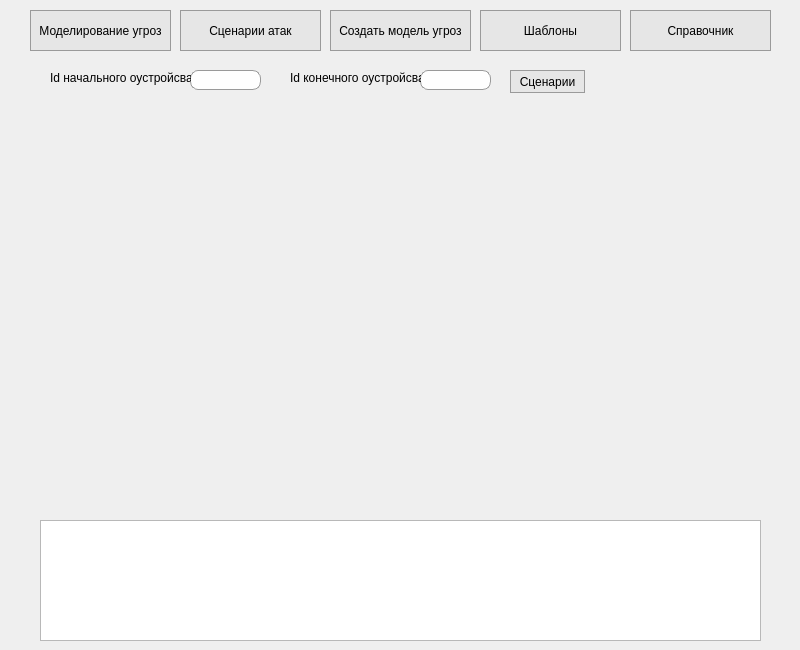
TartarugZ/ThreatModel, file py_ui/EngineerWindow.ui: the form before one commit.
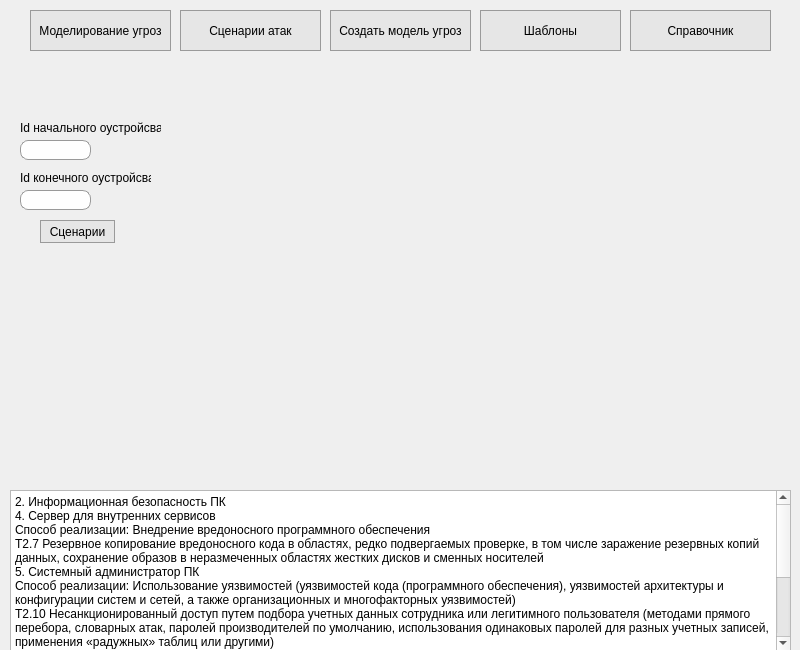
The form after the commit. The open tabs and pages were chosen to show the change.

What changed in the file:
```diff
--- a/py_ui/EngineerWindow.ui
+++ b/py_ui/EngineerWindow.ui
@@ -131,7 +131,7 @@
     <property name="geometry">
      <rect>
       <x>0</x>
-      <y>60</y>
+      <y>70</y>
       <width>801</width>
       <height>601</height>
      </rect>
@@ -564,8 +564,8 @@
      <widget class="QLineEdit" name="first_le">
       <property name="geometry">
        <rect>
-        <x>190</x>
-        <y>10</y>
+        <x>20</x>
+        <y>70</y>
         <width>71</width>
         <height>20</height>
        </rect>
@@ -577,8 +577,8 @@
      <widget class="QLineEdit" name="second_le">
       <property name="geometry">
        <rect>
-        <x>420</x>
-        <y>10</y>
+        <x>20</x>
+        <y>120</y>
         <width>71</width>
         <height>20</height>
        </rect>
@@ -587,8 +587,8 @@
      <widget class="QLabel" name="label">
       <property name="geometry">
        <rect>
-        <x>50</x>
-        <y>10</y>
+        <x>20</x>
+        <y>50</y>
         <width>141</width>
         <height>16</height>
        </rect>
@@ -600,8 +600,8 @@
      <widget class="QLabel" name="label_9">
       <property name="geometry">
        <rect>
-        <x>290</x>
-        <y>10</y>
+        <x>20</x>
+        <y>100</y>
         <width>131</width>
         <height>16</height>
        </rect>
@@ -613,21 +613,35 @@
      <widget class="QPlainTextEdit" name="plainTextEdit">
       <property name="geometry">
        <rect>
-        <x>40</x>
-        <y>460</y>
-        <width>721</width>
-        <height>121</height>
+        <x>10</x>
+        <y>420</y>
+        <width>781</width>
+        <height>161</height>
        </rect>
       </property>
       <property name="readOnly">
        <bool>true</bool>
       </property>
+      <property name="plainText">
+       <string>2. Информационная безопасность ПК
+4. Сервер для внутренних сервисов
+Способ реализации: Внедрение вредоносного программного обеспечения
+Т2.7 Резервное копирование вредоносного кода в областях, редко подвергаемых проверке, в том числе заражение резервных копий данных, сохранение образов в неразмеченных областях жестких дисков и сменных носителей
+5. Системный администратор ПК
+Способ реализации: Использование уязвимостей (уязвимостей кода (программного обеспечения), уязвимостей архитектуры и конфигурации систем и сетей, а также организационных и многофакторных уязвимостей)
+Т2.10 Несанкционированный доступ путем подбора учетных данных сотрудника или легитимного пользователя (методами прямого перебора, словарных атак, паролей производителей по умолчанию, использования одинаковых паролей для разных учетных записей, применения «радужных» таблиц или другими)
+7. Сервер для обслуживания клиентов
+Способ реализации: Установка программных и(или) программно - аппаратных закладок  в программное обеспечение и(или) программно - аппаратные средства
+Т3.2 Активация и выполнение вредоносного кода, внедренного в виде закладок в легитимное программное и программное-аппаратное обеспечение систем и сетей
+УБИ.143. Угроза программного выведения из строя средств хранения, обработки и (или) ввода/вывода/передачи информации
+Негативное последствие: Ущерб юридичекому лицу. Финансовые и репутационные потери</string>
+      </property>
      </widget>
      <widget class="QPushButton" name="scenario_get_btn">
       <property name="geometry">
        <rect>
-        <x>510</x>
-        <y>10</y>
+        <x>40</x>
+        <y>150</y>
         <width>75</width>
         <height>23</height>
        </rect>
@@ -639,9 +653,9 @@
      <widget class="QLabel" name="picture">
       <property name="geometry">
        <rect>
-        <x>110</x>
-        <y>40</y>
-        <width>561</width>
+        <x>200</x>
+        <y>10</y>
+        <width>551</width>
         <height>401</height>
        </rect>
       </property>
```
Left out of the diff: 17 changed lines with no effect on the pictures.
